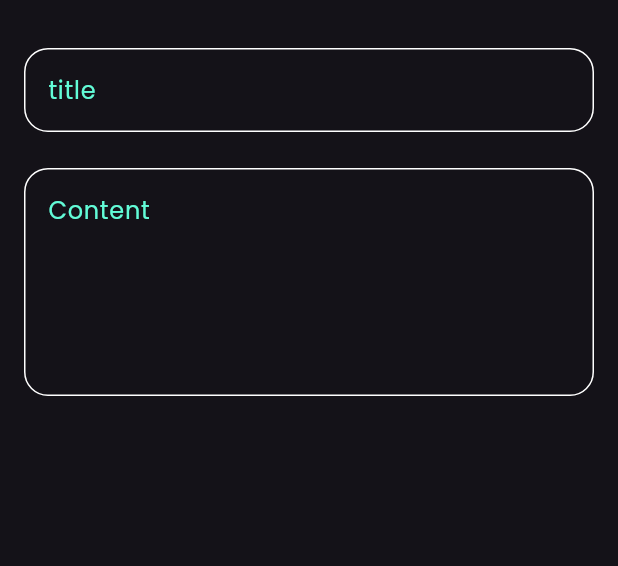
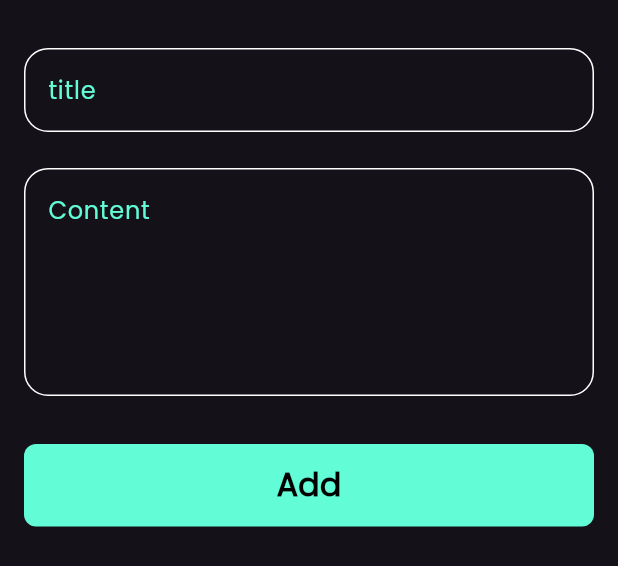
Before and after one commit to MoustafaMohamed1/notes_app, a Flutter app: the AddNoteBottomSheet widget shown alone on an empty page, opened directly, on a phone screen of 412 x 824 dp. Shown: the top 566 px of the screen. Run offline on Flutter 3.47's test engine with Material 3 defaults, Android fonts, the phone set to English and light mode, and no system bars; our stand-ins replace font_awesome_flutter.

Commit message:
finish modes bottom sheet

```diff
--- a/lib/widgets/add_note_bottom_sheet.dart
+++ b/lib/widgets/add_note_bottom_sheet.dart
@@ -1,14 +1,17 @@
 import 'package:flutter/material.dart';
 import 'package:noteapp/widgets/custom_text_field.dart';
+
+import 'custom_bottom.dart';
 
 class AddNoteBottomSheet extends StatelessWidget {
   const AddNoteBottomSheet({super.key});
 
   @override
   Widget build(BuildContext context) {
-    return  const Padding(
+    return const Padding(
         padding: EdgeInsets.symmetric(horizontal: 16),
-        child: Column(
+        child: SingleChildScrollView(
+          child: Column(
           children: [
             const SizedBox(
               height: 32,
@@ -21,7 +24,9 @@ class AddNoteBottomSheet extends StatelessWidget {
               hintText: 'Content',
               maxLines: 5,
             ),
+            SizedBox(height: 32,),
+            CustomBottom(),
           ],
-        ));
+    ),),);
   }
 }
--- /dev/null
+++ b/lib/widgets/custom_bottom.dart
@@ -0,0 +1,22 @@
+import 'package:flutter/material.dart';
+
+import '../constants.dart';
+
+class CustomBottom extends StatelessWidget {
+  const CustomBottom({super.key});
+
+  @override
+  Widget build(BuildContext context) {
+    return Container(
+      width: MediaQuery.of(context).size.width,
+      height: 55,
+      child: const Center(
+        child: Text('Add',style: TextStyle(color: Colors.black,fontSize: 21,fontWeight: FontWeight.bold),),
+      ),
+      decoration: BoxDecoration(
+        color: kPrimaryColor,
+        borderRadius: BorderRadius.circular(8),
+      ),
+    );
+  }
+}
```
